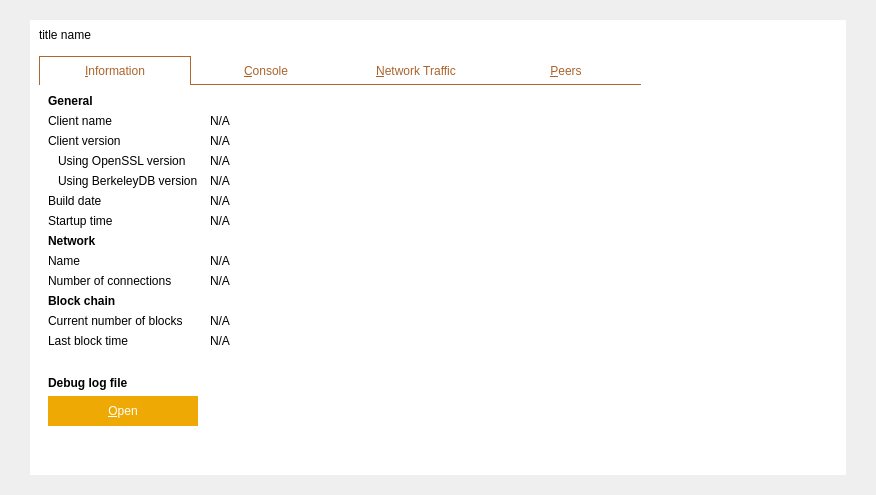
First picture: the form in src/qt/forms/rpcconsole.ui, repository MassGrid/MassGrid, before the edit.
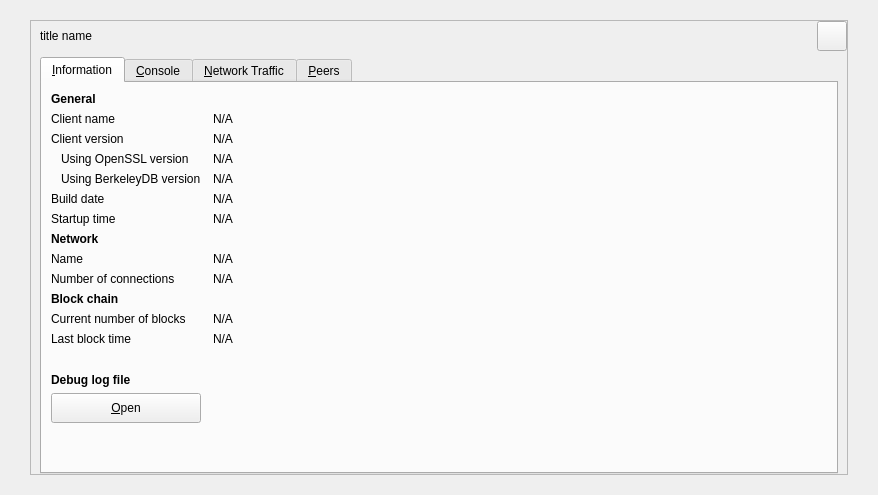
Second picture: the form after the edit. The open tabs and pages were chosen to show the change. Icons and pictures are not drawn. Custom widgets are drawn as their Qt base class.

The edit to the form file:
```diff
--- a/src/qt/forms/rpcconsole.ui
+++ b/src/qt/forms/rpcconsole.ui
@@ -32,148 +32,7 @@
    <item row="0" column="0">
     <widget class="QWidget" name="centerWin" native="true">
      <property name="styleSheet">
-      <string notr="true">QWidget#centerWin{
-border:hidden;
-	border-image: url(:/pic/res/pic/dlgBackgroud.png);
-}
-
-QFrame#mainframe{
-border:hidden;
-	background-color: rgb(255, 255, 255);
-}
-
-
-QTableView {
-color: black;
-gridline-color: white;
-background-color: white;
- outline: 0px;
- alternate-background-color: rgb(247,242,238);
-selection-color: white;
-selection-background-color: rgb(239,169,4);
-border:hidden;
-}
-
-QHeaderView {
-color: black;
-font: 12pt;
-border: 0px solid rgb(144, 144, 144);
-border:0px solid rgb(191,191,191);
-border-left-color: red;
-border-top-color: red;
-border-radius:0px;
-min-height:29px;
-}
-
-QHeaderView::section {
-color: black;
-background-color: rgb(234, 221, 210);
-border: 0px solid #626262;
-border-radius:0px;
-border-color: white;
-}
-
-QTableView::item::selected
-{
-border:hidden;
-background-color: rgb(239, 169, 4);
-}s
-
-/*垂直滚动条整体*/
-QScrollBar:vertical
-{
-    width:8px;
-    background:rgb(0,0,0,0%);
-    margin:0px,0px,0px,0px;
-    padding-top:12px;   /*上预留位置*/
-    padding-bottom:12px;    /*下预留位置*/
-}
-
-/*滚动条中滑块的样式*/
-QScrollBar::handle:vertical
-{
-    width:8px;
-    background:rgb(0,0,0,15%);
-    border-radius:4px;
-    min-height:20px;
-}
-
-/*鼠标触及滑块样式*/
-QScrollBar::handle:vertical:hover
-{
-    width:9px;
-    background:rgb(0,0,0,30%);
-    border-radius:4px;
-    min-height:20;
-}
-
-/*设置下箭头*/
-QScrollBar::add-line:vertical
-{
-    height:12px;
-    width:10px;
-    border-image:url(:/selectfile/scroll/3.png);
-    subcontrol-position:bottom;
-}
-
-/*设置上箭头*/
-QScrollBar::sub-line:vertical
-{
-    height:12px;
-    width:10px;
-    border-image:url(:/selectfile/scroll/1.png);
-    subcontrol-position:top;
-}
-
-/*设置下箭头:悬浮状态*/
-QScrollBar::add-line:vertical:hover
-{
-    height:12px;
-    width:10px;
-    border-image:url(:/selectfile/scroll/4.png);
-    subcontrol-position:bottom;
-}
-
-/*设置上箭头：悬浮状态*/
-QScrollBar::sub-line:vertical:hover
-{
-    height:12px;
-    width:10px;
-    border-image:url(:/selectfile/scroll/2.png);
-    subcontrol-position:top;
-}
-
-/*当滚动条滚动的时候，上面的部分和下面的部分*/
-QScrollBar::add-page:vertical,QScrollBar::sub-page:vertical
-{
-    background:rgb(0,0,0,10%);
-    border-radius:4px;
-}
-
-QMenu{
-color:rgb(255,255,255);
-    background:rgb(198,125,26);
-    border:0px solid transparent;
-}
-QMenu::item{
-    padding:0px 20px 0px 20px;
-    margin-left: 2px;
-  margin-right: 2px;
-    margin-top: 2px;
-  margin-bottom: 2px;
-    height:30px;
-}
- 
-QMenu::item:selected:enabled{
-    background-color: rgb(239,169,4); 
-    color: white;            
-}
- 
-QMenu::item:selected:!enabled{
-    background:transparent;
-}
-
-</string>
+      <string notr="true"/>
      </property>
      <layout class="QGridLayout" name="gridLayout_7">
       <property name="leftMargin">
@@ -249,11 +108,7 @@
               </size>
              </property>
              <property name="styleSheet">
-              <string notr="true">QToolButton{
-border:hidden;
-image: url(:/pic/res/pic/closeBtn.png);
-}
-</string>
+              <string notr="true"/>
              </property>
              <property name="text">
               <string/>
@@ -273,216 +128,7 @@
            <item row="0" column="0">
             <widget class="QTabWidget" name="tabWidget">
              <property name="styleSheet">
-              <string notr="true">QTabBar::tab
-{
-color: rgb(172, 99, 43);
-border-bottom:1px solid rgb(174,103,46);
-border-left:0px solid rgb(174,103,46);
-border-right:0px solid rgb(174,103,46);
-border-top:0px solid rgb(174,103,46);
-    min-width: 150px;
-    min-height: 28px;
-}
-
-
-QTabBar::tab:selected, QTabBar::tab:hover
-{
-border-left:1px solid rgb(174,103,46);
-border-right:1px solid rgb(174,103,46);
-border-top:1px solid rgb(174,103,46);
-border-bottom:0px solid rgb(174,103,46);
-}
-
-
-QTabBar::tab:selected
-{
-border-left:1px solid rgb(174,103,46);
-border-right:1px solid rgb(174,103,46);
-border-top:1px solid rgb(174,103,46);
-border-bottom:0px solid rgb(174,103,46);
-}
-
-QTabBar::tab:!selected
-{
-color: rgb(172, 99, 43);
-border-bottom:1px solid rgb(174,103,46);
-border-left:0px solid rgb(174,103,46);
-border-right:0px solid rgb(174,103,46);
-border-top:0px solid rgb(174,103,46);
-}
-
-QTabWidget::pane{
-	border:none;
-}
-
-QFrame{
-border:hidden;
-}
-QLineEdit{
-	border-color: rgb(186, 186, 186);
-	border:1px solid rgb(186, 186, 186);
-}
-
-
-QCheckBox{  
-    spacing: 5px;  
-}  
-  
-QCheckBox::indicator{  
-	width:20px;
-	height:20px; 
-}  
-  
-QCheckBox::indicator:unchecked{  
-	border-image: url(:/pic/res/pic/kPic.png);
-}  
-  
-QCheckBox::indicator:checked{  
-	border-image: url(:/pic/res/pic/selectPic.png);
-}  
-  
-QCheckBox::indicator:checked:disabled{  
-    image:url(:/CheckBox/res/checkedDisabled.png);  
-}  
-
-
-QSpinBox{
- height:30px;
- width:30px;
-	background-color: rgba(255, 255, 255, 0);
-	border:hidden;
-}
-QSpinBox::up-button
-{
-	background-color: rgba(255, 255, 255, 0);
-}
-QSpinBox::down-button{
-	background-color: rgba(255, 255, 255, 0);
-}
-
-QFrame#frame_9,QFrame#frame_10{
-	border-color: rgb(186, 186, 186);
-	border:1px solid rgb(186, 186, 186);
-}
-
-QComboBox
-{
-width: 120px;  
-height: 600px;
-border:1px solid rgb(174,103,46);
-font-size: 12pt;
-font-family: 微软雅黑,宋体;
-background-repeat: no-repeat;
-background-position: center left;
-background-color: rgb(255, 255, 255);
-color: rgb(0, 0, 0);
-selection-color: black;
-selection-background-color: darkgray;
-}
-
-QComboBox::drop-down 
-{
-width: 30px; 
-height:30px;
-image: url(:/pic/res/pic/xjt.png);
-}
-QComboBox QAbstractItemView
-{
-height:100px;
-border: 0px;  
-color: rgb(255, 255, 255);
-selection-color: rgb(255, 255, 255);
-selection-background-color: rgb(239, 169, 4);
-background-color: rgb(198, 125, 26);
-}
-QComboBox QAbstractItemView::item
-{
-height: 20px;
-background-color: rgb(198, 125, 26);
-border:hidden;
-}
-
-
-QToolButton{
-	background-color: rgb(239, 169, 4);
-	color: rgb(255, 255, 255);
-	border:hidden;
-}
-
-
-
-/*垂直滚动条整体*/
-QScrollBar:vertical
-{
-    width:8px;
-    background:rgb(0,0,0,0%);
-    margin:0px,0px,0px,0px;
-    padding-top:12px;   /*上预留位置*/
-    padding-bottom:12px;    /*下预留位置*/
-}
-
-/*滚动条中滑块的样式*/
-QScrollBar::handle:vertical
-{
-    width:8px;
-    background:rgb(0,0,0,15%);
-    border-radius:4px;
-    min-height:20px;
-}
-
-/*鼠标触及滑块样式*/
-QScrollBar::handle:vertical:hover
-{
-    width:9px;
-    background:rgb(0,0,0,30%);
-    border-radius:4px;
-    min-height:20;
-}
-
-/*设置下箭头*/
-QScrollBar::add-line:vertical
-{
-    height:12px;
-    width:10px;
-    border-image:url(:/selectfile/scroll/3.png);
-    subcontrol-position:bottom;
-}
-
-/*设置上箭头*/
-QScrollBar::sub-line:vertical
-{
-    height:12px;
-    width:10px;
-    border-image:url(:/selectfile/scroll/1.png);
-    subcontrol-position:top;
-}
-
-/*设置下箭头:悬浮状态*/
-QScrollBar::add-line:vertical:hover
-{
-    height:12px;
-    width:10px;
-    border-image:url(:/selectfile/scroll/4.png);
-    subcontrol-position:bottom;
-}
-
-/*设置上箭头：悬浮状态*/
-QScrollBar::sub-line:vertical:hover
-{
-    height:12px;
-    width:10px;
-    border-image:url(:/selectfile/scroll/2.png);
-    subcontrol-position:top;
-}
-
-/*当滚动条滚动的时候，上面的部分和下面的部分*/
-QScrollBar::add-page:vertical,QScrollBar::sub-page:vertical
-{
-    background:rgb(0,0,0,10%);
-    border-radius:4px;
-}
-
-</string>
+              <string notr="true"/>
              </property>
              <property name="currentIndex">
               <number>1</number>
```
Left out of the diff: 2 changed lines with no effect on the pictures.
